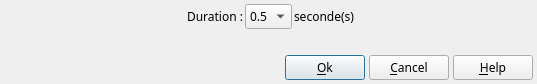
Qt form src/ffDiaporama/DlgTransition/DlgTransitionDuration.ui (boenki/ffdiaporama) before a commit.
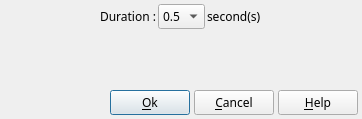
The same form after that commit. Icons and pictures are not drawn.

The edit to the form file:
```diff
--- a/src/ffDiaporama/DlgTransition/DlgTransitionDuration.ui
+++ b/src/ffDiaporama/DlgTransition/DlgTransitionDuration.ui
@@ -6,8 +6,8 @@
    <rect>
     <x>0</x>
     <y>0</y>
-    <width>537</width>
-    <height>84</height>
+    <width>362</width>
+    <height>119</height>
    </rect>
   </property>
   <property name="font">
@@ -106,7 +106,7 @@
         </sizepolicy>
        </property>
        <property name="text">
-        <string>seconde(s)</string>
+        <string>second(s)</string>
        </property>
       </widget>
      </item>
```
Left out of the diff: 2 changed lines with no effect on the pictures.
